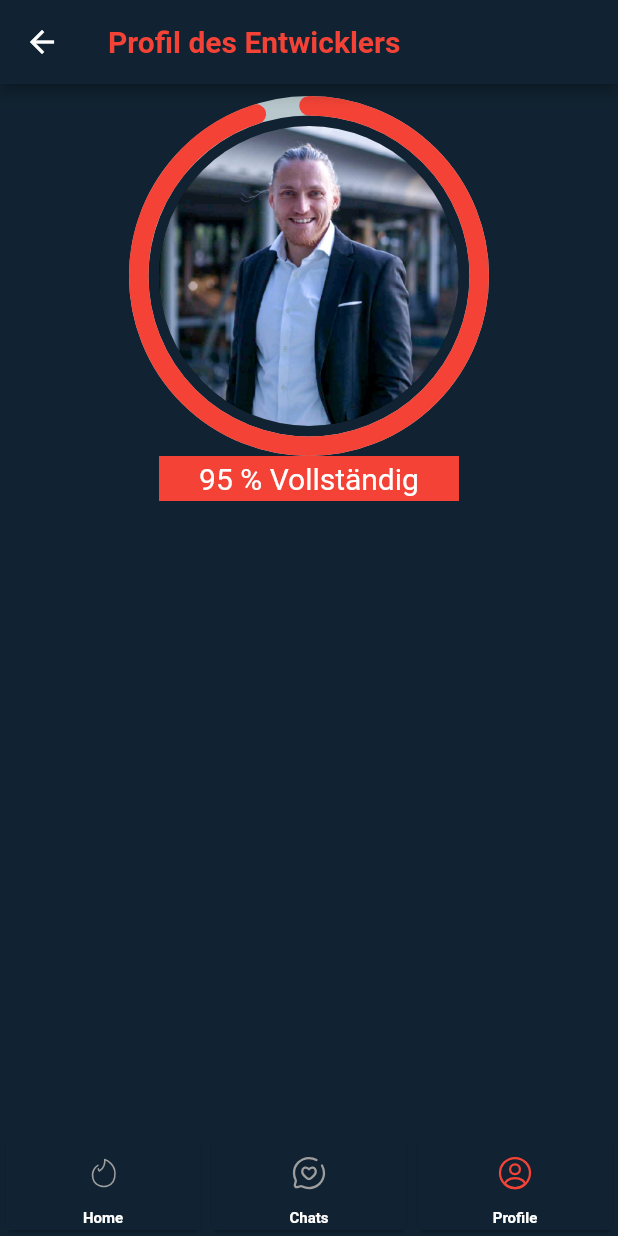
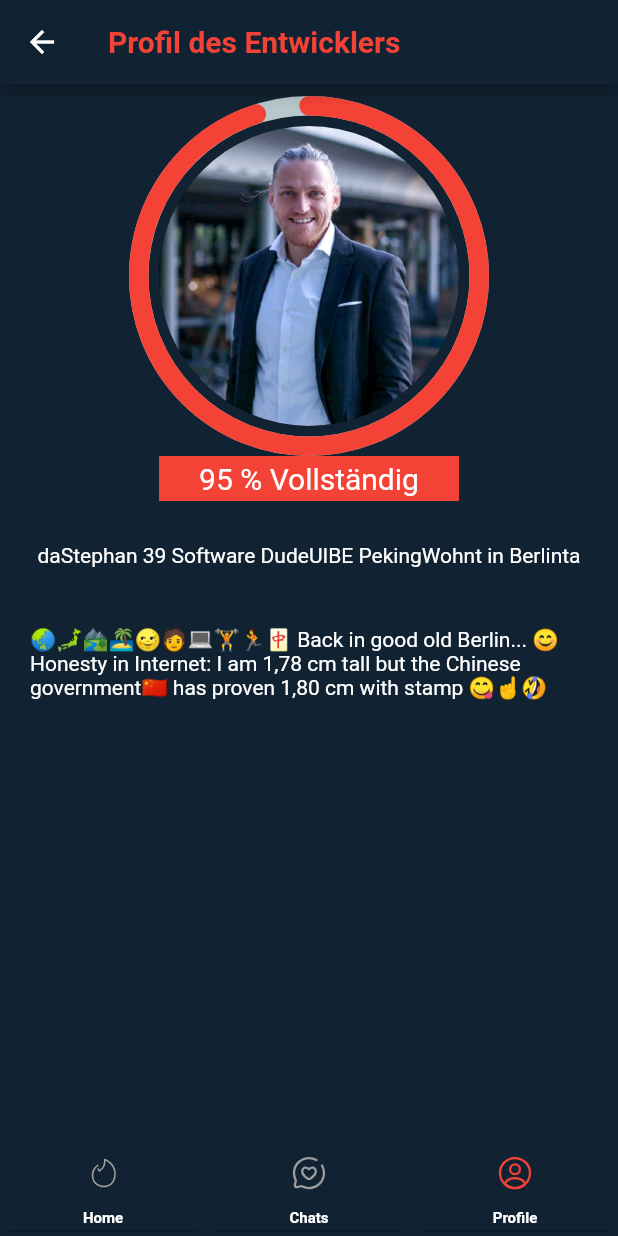
Before and after one commit to stephanxiayu/Burger-Kings-of-Throwns, a Flutter app: the ProfilScreen screen opened directly, on a phone screen of 412 x 824 dp. Run offline on Flutter 3.47's test engine with Material 2 defaults, Android fonts, the light colour scheme and no system bars; drawn by our look-alikes of percent_indicator; our stand-ins replace chat_bubbles, confetti, dartz, dio, flutter_svg, get_it and 5 more; missing offline and left inert: syncfusion_flutter_pdfviewer; accounts and stored records are empty; network calls fail.

Commit message:
ui changes

```diff
--- a/lib/Screen/HomeScreen/HomeScreen.dart
+++ b/lib/Screen/HomeScreen/HomeScreen.dart
@@ -1,11 +1,12 @@
 import 'dart:math';
 
 import 'package:burgerking_apitest/Components/shimmer.dart';
+import 'package:burgerking_apitest/Screen/DetialScreen/DetailScreen.dart';
 import 'package:burgerking_apitest/Screen/HomeScreen/HomescreenController.dart';
 import 'package:burgerking_apitest/Service/DataModels/charktermode_class.dart';
 import 'package:burgerking_apitest/Components/AppScaffold.dart';
 
-import 'package:burgerking_apitest/Screen/DetailScreen/DetailScreen.dart';
+
 import 'package:confetti/confetti.dart';
 
 import 'package:flutter/material.dart';
@@ -134,7 +135,7 @@ class _HomeScreenState extends State<HomeScreen> {
                                       Navigator.of(context).push(
                                           MaterialPageRoute(
                                               builder: (context) =>
-                                                  DetailScreen(
+                                                  DetailPage(
                                                     description:
                                                         homeScreenController
                                                             .data![index]
--- a/lib/Screen/Profiles/ProfilScreen.dart
+++ b/lib/Screen/Profiles/ProfilScreen.dart
@@ -71,7 +71,14 @@ class _ProfilScreenState extends State<ProfilScreen> {
               ),
               ),
             ),
-
+const Padding(
+  padding: EdgeInsets.all(20.0),
+  child:   Text("daStephan 39 Software DudeUIBE PekingWohnt in Berlinta"),
+),
+const Padding(
+  padding: EdgeInsets.all(20.0),
+  child:   Text("🌏🗾🏞️🏝️🌝🧑‍💻🏋️🏃🀄 Back in good old Berlin... 😊 Honesty in Internet: I am 1,78 cm tall but the Chinese government🇨🇳 has proven 1,80 cm with stamp 😋☝️🤣"),
+)
           // ElevatedButton(
           //   child: Text("Pick Image"),
           //   onPressed: () async {
```
Also changed, not shown: lib/Components/shimmer.dart (+4 -3 lines).
